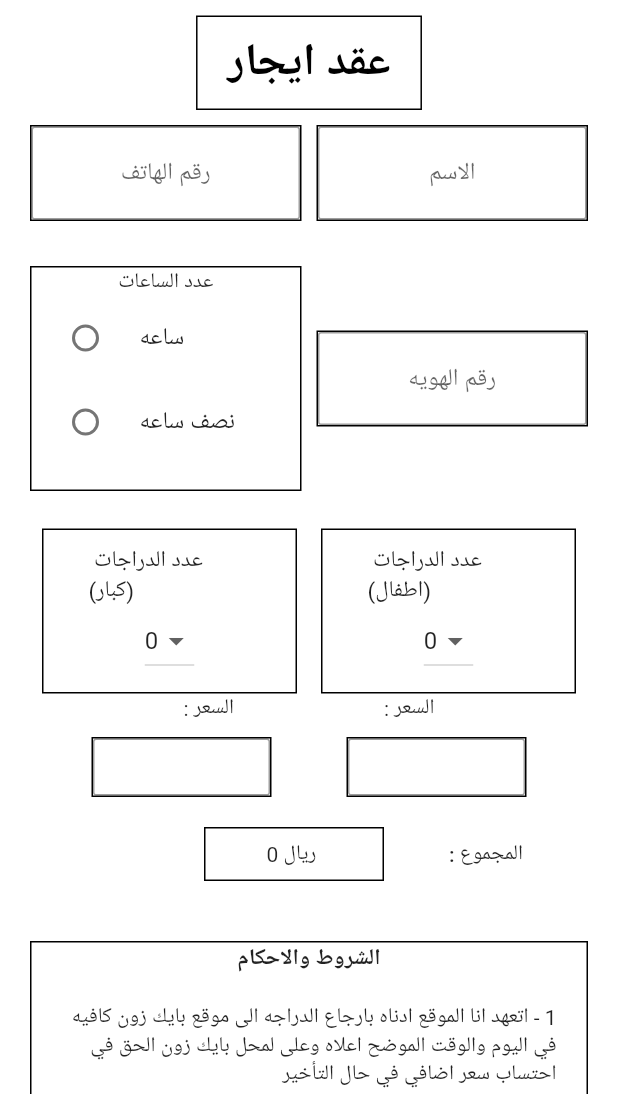
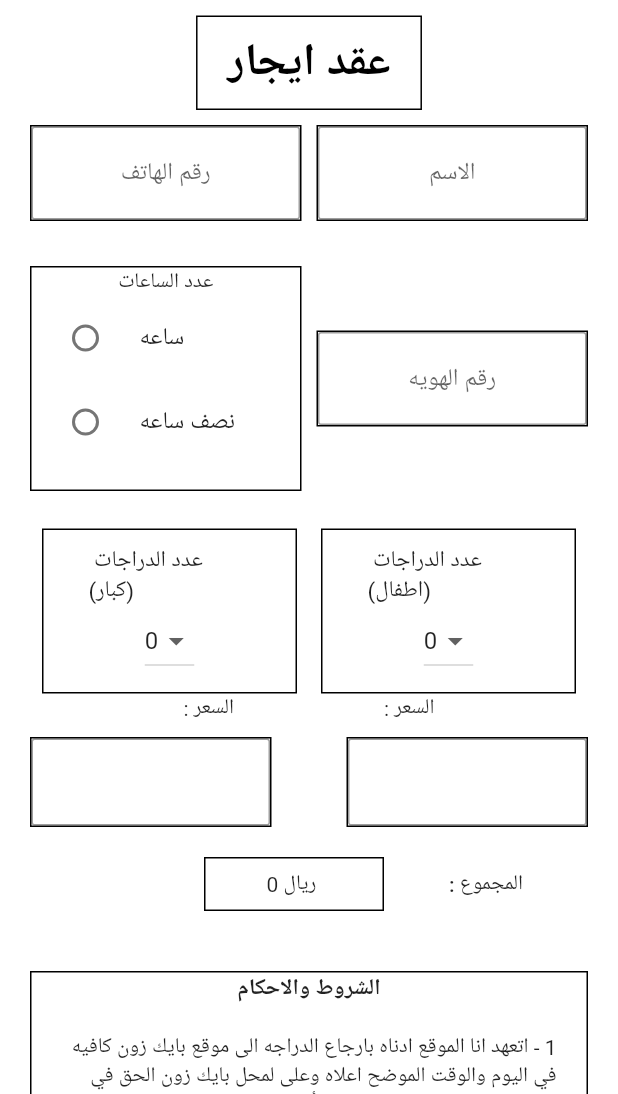
Before and after one commit to mBahshwan/bikeZone, a Flutter app: the AgrementScreen screen opened by its route, on a phone screen of 412 x 824 dp, the part 142-1236 px from its top. Run offline on Flutter 3.47's test engine with Material 2 defaults, Android fonts, the light colour scheme and no system bars; our stand-ins replace jiffy, shared_preferences, signature, sqflite; accounts and stored records are empty.

Commit message:
first commit

```diff
--- a/lib/widgets/CID.dart
+++ b/lib/widgets/CID.dart
@@ -108,12 +108,9 @@ class _CustomerInformationState extends State<CustomerInformation> {
                       children: [
                         Padding(
                           padding: const EdgeInsets.only(left: 90),
-                          child: Expanded(
-                            flex: 2,
-                            child: Container(
-                              child: Text(
-                                "  رقم هوية العميل",
-                              ),
+                          child: Container(
+                            child: Text(
+                              "  رقم هوية العميل",
                             ),
                           ),
                         ),
--- a/lib/widgets/agrementWidget.dart
+++ b/lib/widgets/agrementWidget.dart
@@ -1,5 +1,4 @@
 import 'dart:typed_data';
-
 import 'package:bike_zoon_app/database/sqlflite.dart';
 import 'package:bike_zoon_app/providers/howManyCycleSelected.dart';
 import 'package:bike_zoon_app/providers/rentDuration.dart';
@@ -130,15 +129,12 @@ class AgrementWidget extends StatelessWidget {
                 crossAxisAlignment: CrossAxisAlignment.center,
                 mainAxisAlignment: MainAxisAlignment.center,
                 children: [
-                  Container(
+                  Expanded(
+                    flex: 1,
+                    child: Container(
                       height: 60,
                       width: 120,
-                      child: Expanded(
-                        flex: 1,
-                        child: Container(
-                          width: 100,
-                          decoration:
-                              BoxDecoration(border: Border.all(width: 1)),
+                      decoration: BoxDecoration(border: Border.all(width: 1)),
                       margin: EdgeInsets.symmetric(vertical: 10),
                       child: Form(
                           child: Consumer<TotalPrice>(
@@ -154,24 +150,21 @@ class AgrementWidget extends StatelessWidget {
                           textAlign: TextAlign.center,
                           decoration: InputDecoration(
                               border: OutlineInputBorder(
-                                      borderRadius: BorderRadius.all(
-                                          Radius.circular(2)))),
+                                  borderRadius:
+                                      BorderRadius.all(Radius.circular(2)))),
                         ),
                       )),
                     ),
-                      )),
+                  ),
                   SizedBox(
                     width: 50,
                   ),
-                  Container(
+                  Expanded(
+                    flex: 1,
+                    child: Container(
                       height: 60,
                       width: 120,
-                      child: Expanded(
-                        flex: 1,
-                        child: Container(
-                          width: 100,
-                          decoration:
-                              BoxDecoration(border: Border.all(width: 1)),
+                      decoration: BoxDecoration(border: Border.all(width: 1)),
                       margin: EdgeInsets.symmetric(vertical: 10),
                       child: Form(
                           child: Consumer<TotalPrice>(
@@ -187,12 +180,12 @@ class AgrementWidget extends StatelessWidget {
                           textAlign: TextAlign.center,
                           decoration: InputDecoration(
                               border: OutlineInputBorder(
-                                      borderRadius: BorderRadius.all(
-                                          Radius.circular(2)))),
+                                  borderRadius:
+                                      BorderRadius.all(Radius.circular(2)))),
                         ),
                       )),
                     ),
-                      )),
+                  ),
                 ],
               ),
               Padding(
@@ -211,16 +204,11 @@ class AgrementWidget extends StatelessWidget {
                         child: Container(
                             height: 60,
                             width: 120,
-                            child: Expanded(
-                              flex: 1,
-                              child: Container(
                             alignment: Alignment.center,
-                                  width: 100,
-                                  decoration: BoxDecoration(
-                                      border: Border.all(width: 1)),
+                            decoration:
+                                BoxDecoration(border: Border.all(width: 1)),
                             margin: EdgeInsets.symmetric(vertical: 10),
                             child: Text("${val.totalPrice} ريال ")),
-                            )),
                       )),
                 ),
               ),
@@ -236,17 +224,14 @@ class AgrementWidget extends StatelessWidget {
                 ),
                 child: ListView(
                   children: [
-                    Expanded(
-                      flex: 1,
-                      child: Container(
+                    Container(
                         child: Text(
                       "الشروط والاحكام",
                       textAlign: TextAlign.center,
                       textDirection: TextDirection.rtl,
-                        style: TextStyle(
-                            fontSize: 15, fontWeight: FontWeight.bold),
+                      style:
+                          TextStyle(fontSize: 15, fontWeight: FontWeight.bold),
                     )),
-                    ),
                     ListView.builder(
                       shrinkWrap: true,
                       physics: ScrollPhysics(),
```
Lines whose indentation alone changed are shown as unchanged.
